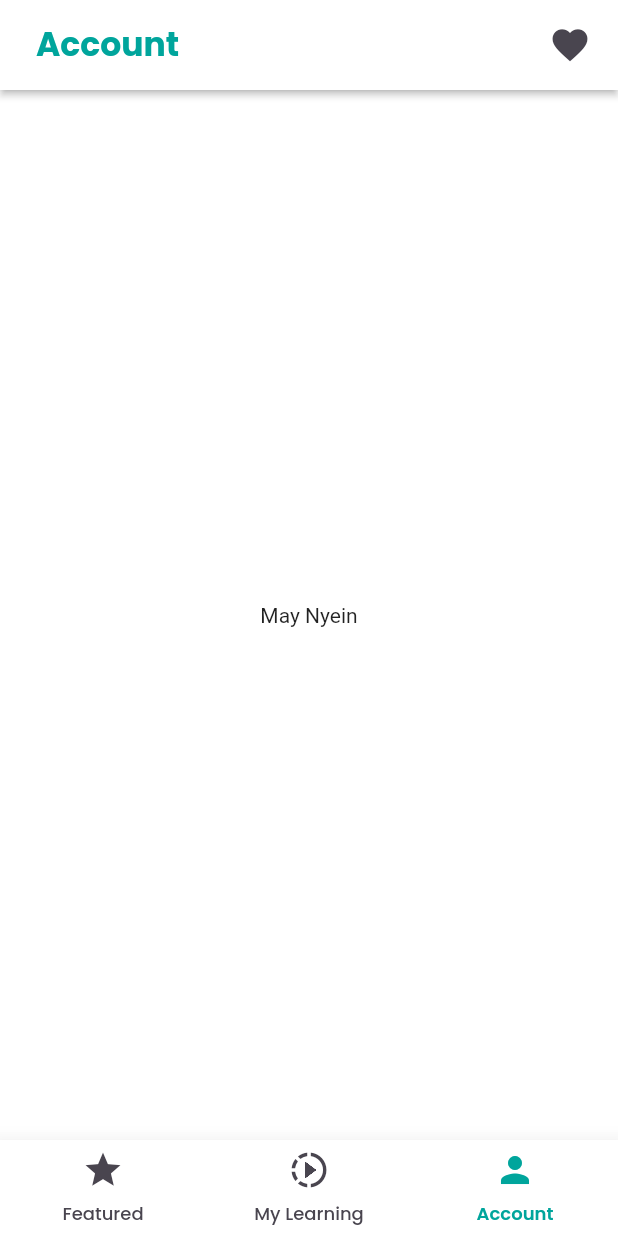
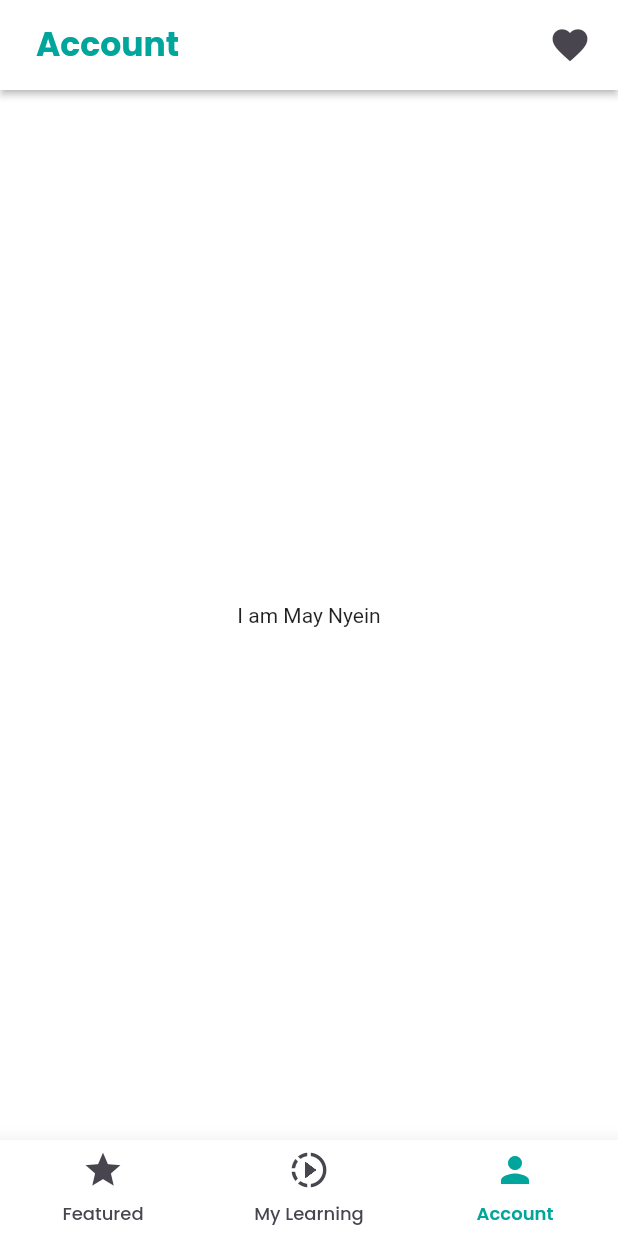
Before and after one commit to PyaeSoneHan246810/lae_lar_mel_flutter, a Flutter app: the screen it shows after launch, item 3 of the bottom bar chosen, on a phone screen of 412 x 824 dp. Run offline on Flutter 3.47's test engine with Material 2 defaults, Android fonts, the phone set to English and light mode, and no system bars.

Commit message:
test change

```diff
--- a/lib/app/pages/account_page.dart
+++ b/lib/app/pages/account_page.dart
@@ -42,7 +42,7 @@ class _AccountPageState extends State<AccountPage> {
       ),
       backgroundColor: AppColor.pureWhiteColor,
       body: const Center(
-        child: Text('May Nyein'),
+        child: Text('I am May Nyein'),
       ),
     );
   }
```
